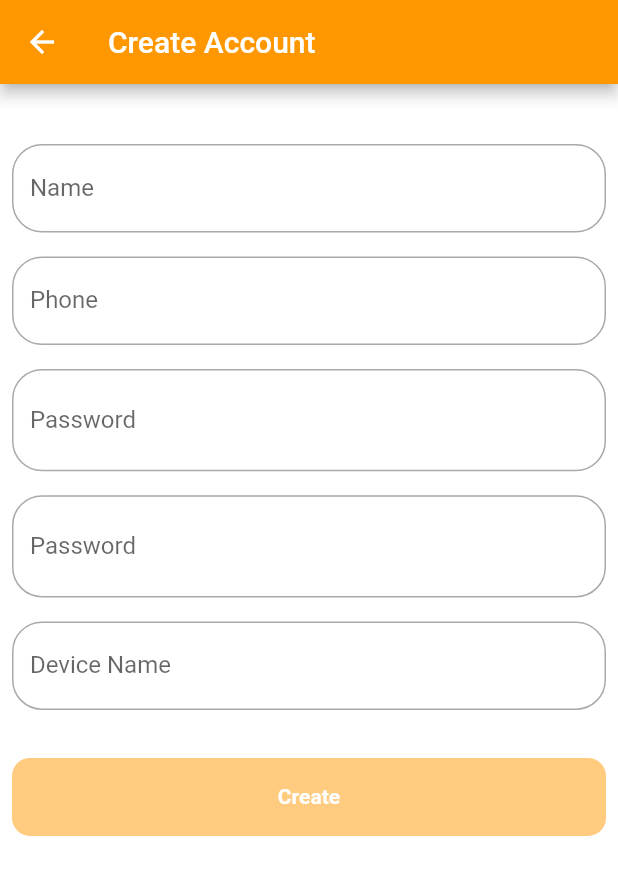
After one commit to mohamed97alsaee/free_to_game, a Flutter app: the screen it shows after launch, after a tap on "Create Account", on a phone screen of 412 x 824 dp. The commit adds this screen. Shown: the top 875 px of the screen. Run offline on Flutter 3.47's test engine with Material 3 defaults, Android fonts, the phone set to English and light mode, and no system bars; our stand-ins replace shared_preferences, shimmer; network calls fail.

Commit message:
register done.

```diff
--- a/lib/screens/login_screen.dart
+++ b/lib/screens/login_screen.dart
@@ -1,3 +1,6 @@
+import 'package:free_to_game/screens/register_screen.dart';
+
+import '../services/api.dart';
 import 'package:flutter/cupertino.dart';
 import 'package:flutter/material.dart';
 import 'package:free_to_game/main.dart';
@@ -17,6 +20,8 @@ class _LoginScreenState extends State<LoginScreen> {
   TextEditingController passwordController = TextEditingController();
   TextEditingController deviceNameController = TextEditingController();
 
+  Api api = Api();
+
   bool hidePassword = true;
   bool formIsValid = false;
 
@@ -26,6 +31,32 @@ class _LoginScreenState extends State<LoginScreen> {
   Widget build(BuildContext context) {
     return Consumer<AuthProvider>(builder: (context, authConsumer, child) {
       return Scaffold(
+        // floatingActionButton: Column(
+        //   mainAxisSize: MainAxisSize.min,
+        //   children: [
+        //     IconButton(
+        //         onPressed: () {
+        //           api.get("https://www.freetogame.com/api/games", {});
+        //         },
+        //         icon: const Icon(Icons.download)),
+        //     IconButton(
+        //         onPressed: () {
+        //           api.post();
+        //         },
+        //         icon: const Icon(Icons.download)),
+        //     IconButton(
+        //         onPressed: () {
+        //           api.put();
+        //         },
+        //         icon: const Icon(Icons.download)),
+        //     IconButton(
+        //         onPressed: () {
+        //           api.delete();
+        //         },
+        //         icon: const Icon(Icons.download))
+        //   ],
+        // ),
+
         appBar: AppBar(
           title: const Text("LOGIN"),
         ),
@@ -133,7 +164,22 @@ class _LoginScreenState extends State<LoginScreen> {
                         }
                       });
                     },
-                    isLoading: authConsumer.isLoading)
+                    isLoading: authConsumer.isLoading),
+                const SizedBox(
+                  height: 16,
+                ),
+                MainButton(
+                    text: "Create Account",
+                    color: Colors.orange,
+                    txtcolor: Colors.white,
+                    isActive: true,
+                    onPressd: () {
+                      Navigator.push(
+                          context,
+                          CupertinoPageRoute(
+                              builder: (context) => const RegisterScreen()));
+                    },
+                    isLoading: false)
               ],
             ),
           ),
--- /dev/null
+++ b/lib/screens/register_screen.dart
@@ -0,0 +1,204 @@
+import 'package:flutter/material.dart';
+import 'package:free_to_game/providers/auth_provider.dart';
+import 'package:free_to_game/widgets/main_button.dart';
+import 'package:provider/provider.dart';
+
+class RegisterScreen extends StatefulWidget {
+  const RegisterScreen({super.key});
+
+  @override
+  State<RegisterScreen> createState() => _RegisterScreenState();
+}
+
+class _RegisterScreenState extends State<RegisterScreen> {
+  TextEditingController nameController = TextEditingController();
+
+  TextEditingController phoneController = TextEditingController();
+  TextEditingController passwordController = TextEditingController();
+  TextEditingController passwordConfirmationController =
+      TextEditingController();
+
+  TextEditingController deviceNameController = TextEditingController();
+
+  bool hidePassword = true;
+  bool formIsValid = false;
+
+  GlobalKey<FormState> loginForm = GlobalKey<FormState>();
+
+  @override
+  Widget build(BuildContext context) {
+    return Consumer<AuthProvider>(builder: (context, authConsumer, child) {
+      return Scaffold(
+        appBar: AppBar(
+          title: const Text("Create Account"),
+        ),
+        body: SingleChildScrollView(
+          child: Padding(
+            padding: const EdgeInsets.all(8.0),
+            child: Form(
+              key: loginForm,
+              onChanged: () {
+                setState(() {
+                  formIsValid = loginForm.currentState!.validate();
+                });
+              },
+              child: Column(
+                children: [
+                  const SizedBox(
+                    height: 32,
+                  ),
+                  TextFormField(
+                    controller: nameController,
+                    autovalidateMode: AutovalidateMode.onUserInteraction,
+                    validator: (value) {
+                      if (value!.isEmpty) {
+                        return "Please enter your Name";
+                      }
+                      if (value.length < 2) {
+                        return "Please enter valid name";
+                      }
+                      return null;
+                    },
+                    decoration: const InputDecoration(
+                        label: Text("Name"), hintText: "enter name"),
+                  ),
+                  const SizedBox(
+                    height: 16,
+                  ),
+                  TextFormField(
+                    controller: phoneController,
+                    autovalidateMode: AutovalidateMode.onUserInteraction,
+                    validator: (value) {
+                      if (value!.isEmpty) {
+                        return "Please enter your phone";
+                      }
+                      if (value.length != 10) {
+                        return "Please enter valid phone number";
+                      }
+                      return null;
+                    },
+                    decoration: const InputDecoration(
+                        label: Text("Phone"), hintText: "enter phone"),
+                  ),
+                  const SizedBox(
+                    height: 16,
+                  ),
+                  TextFormField(
+                    controller: passwordController,
+                    autovalidateMode: AutovalidateMode.onUserInteraction,
+                    obscureText: hidePassword,
+                    validator: (value) {
+                      if (value!.isEmpty) {
+                        return "Please enter your password";
+                      }
+                      if (value.length < 8) {
+                        return "Password must be more than 8 charcters";
+                      }
+
+                      return null;
+                    },
+                    decoration: InputDecoration(
+                        suffix: GestureDetector(
+                            onTap: () {
+                              setState(() {
+                                hidePassword = !hidePassword;
+                              });
+                            },
+                            child: Icon(hidePassword
+                                ? Icons.remove_red_eye
+                                : Icons.visibility_off)),
+                        label: const Text("Password"),
+                        hintText: "enter passwors"),
+                  ),
+                  const SizedBox(
+                    height: 16,
+                  ),
+                  TextFormField(
+                    controller: passwordConfirmationController,
+                    autovalidateMode: AutovalidateMode.onUserInteraction,
+                    obscureText: hidePassword,
+                    validator: (value) {
+                      if (value!.isEmpty) {
+                        return "Please enter your password confirmation";
+                      }
+                      if (value.length < 8) {
+                        return "Password must be more than 8 charcters";
+                      }
+                      if (value != passwordController.text) {
+                        return "Passwords do not match";
+                      }
+                      return null;
+                    },
+                    decoration: InputDecoration(
+                        suffix: GestureDetector(
+                            onTap: () {
+                              setState(() {
+                                hidePassword = !hidePassword;
+                              });
+                            },
+                            child: Icon(hidePassword
+                                ? Icons.remove_red_eye
+                                : Icons.visibility_off)),
+                        label: const Text("Password"),
+                        hintText: "enter passwors"),
+                  ),
+                  const SizedBox(
+                    height: 16,
+                  ),
+                  TextFormField(
+                    controller: deviceNameController,
+                    autovalidateMode: AutovalidateMode.onUserInteraction,
+                    validator: (value) {
+                      if (value!.isEmpty) {
+                        return "Please enter your device name";
+                      }
+                      if (value.length < 3) {
+                        return "Please enter valid device name";
+                      }
+                      return null;
+                    },
+                    decoration: const InputDecoration(
+                        label: Text("Device Name"),
+                        hintText: "enter device name"),
+                  ),
+                  const SizedBox(
+                    height: 32,
+                  ),
+                  MainButton(
+                      text: "Create",
+                      color: Colors.orange,
+                      txtcolor: Colors.white,
+                      isActive: formIsValid,
+                      onPressd: () {
+// {
+//     "name":"Karima",
+//     "phone":"0920909989",
+//     "password":"12345678",
+//     "password_confirmation":"12345678",
+//     "device_name":"iphone"
+// }
+
+                        Provider.of<AuthProvider>(context, listen: false)
+                            .register({
+                          "name": nameController.text,
+                          "phone": phoneController.text,
+                          "password": passwordController.text,
+                          "password_confirmation":
+                              passwordConfirmationController.text,
+                          "device_name": deviceNameController.text
+                        }).then((returnedData) {
+                          ScaffoldMessenger.of(context).showSnackBar(SnackBar(
+                            content: Text(returnedData.last),
+                          ));
+                        });
+                      },
+                      isLoading: authConsumer.isLoading),
+                ],
+              ),
+            ),
+          ),
+        ),
+      );
+    });
+  }
+}
```
Also changed, not shown: lib/providers/auth_provider.dart (+31 -9 lines), lib/providers/games_provider.dart (+7 -7 lines), lib/services/api.dart (+93 -1 lines).
